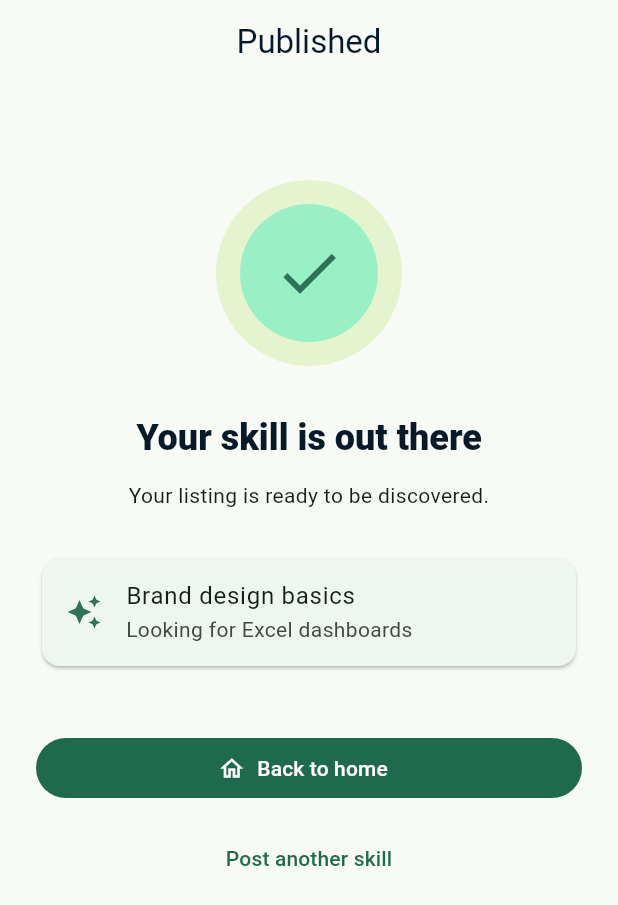
After one commit to Wajza/swe463-project, a Flutter app: the PublishedScreen screen opened directly with sample values from the repository, on a phone screen of 412 x 824 dp. The commit adds this screen. Shown: the top 905 px of the screen. Run offline on Flutter 3.47's test engine with Material 3 defaults, Android fonts, the phone set to English and light mode, and no system bars; Roboto replaces fonts that are missing (Arial).

Commit message:
Connect skill publishing to shared listings and Home

```diff
--- /dev/null
+++ b/souq_skills/lib/app_providers.dart
@@ -0,0 +1,25 @@
+import 'package:flutter/widgets.dart';
+import 'package:provider/provider.dart';
+
+import 'providers/listing_provider.dart';
+import 'providers/profile_provider.dart';
+
+class SouqSkillsProviders extends StatelessWidget {
+  const SouqSkillsProviders({
+    super.key,
+    required this.child,
+  });
+
+  final Widget child;
+
+  @override
+  Widget build(BuildContext context) {
+    return MultiProvider(
+      providers: [
+        ChangeNotifierProvider(create: (_) => ProfileProvider()),
+        ChangeNotifierProvider(create: (_) => ListingProvider()),
+      ],
+      child: child,
+    );
+  }
+}
--- a/souq_skills/lib/models/skill_listing.dart
+++ b/souq_skills/lib/models/skill_listing.dart
@@ -8,6 +8,9 @@ class SkillListing {
     required this.distance,
     required this.rating,
     this.id = '',
+    this.ownerId = '',
+    this.onlineOnly = false,
+    this.womenOnly = false,
     this.description = '',
     this.location = '',
     this.availability = '',
@@ -25,6 +28,9 @@ class SkillListing {
   final String distance;
   final double rating;
   final String id;
+  final String ownerId;
+  final bool onlineOnly;
+  final bool womenOnly;
   final String description;
   final String location;
   final String availability;
--- /dev/null
+++ b/souq_skills/lib/providers/listing_provider.dart
@@ -0,0 +1,62 @@
+import 'package:flutter/foundation.dart';
+
+import '../data/demo_listings.dart';
+import '../models/skill_listing.dart';
+import '../models/user_profile.dart';
+
+class ListingProvider extends ChangeNotifier {
+  // Temporary frontend state; replace with repository integration later.
+  final List<SkillListing> _listings = [...demoListings];
+  int _sequence = 0;
+
+  List<SkillListing> get listings => List.unmodifiable(_listings);
+
+  List<SkillListing> ownedBy(String userId) {
+    return List.unmodifiable(
+      _listings.where((listing) => listing.ownerId == userId),
+    );
+  }
+
+  SkillListing publish({
+    required UserProfile owner,
+    required String offered,
+    required String wanted,
+    required String category,
+    required String description,
+    required String location,
+    required String availability,
+    required bool onlineOnly,
+    required bool womenOnly,
+  }) {
+    if (offered.trim().isEmpty ||
+        wanted.trim().isEmpty ||
+        category.trim().isEmpty ||
+        description.trim().isEmpty ||
+        availability.trim().isEmpty ||
+        (!onlineOnly && location.trim().isEmpty)) {
+      throw ArgumentError('Please complete the required listing details.');
+    }
+
+    final listing = SkillListing(
+      id: 'local-${DateTime.now().microsecondsSinceEpoch}-${_sequence++}',
+      ownerId: owner.id,
+      title: offered.trim(),
+      owner: owner.shownName,
+      category: category.trim(),
+      offers: offered.trim(),
+      wants: wanted.trim(),
+      distance: '',
+      rating: 0,
+      description: description.trim(),
+      location: onlineOnly ? '' : location.trim(),
+      availability: availability.trim(),
+      onlineOnly: onlineOnly,
+      womenOnly: womenOnly,
+      isVerified: owner.phoneVerified,
+    );
+
+    _listings.insert(0, listing);
+    notifyListeners();
+    return listing;
+  }
+}
--- a/souq_skills/lib/screens/home/home_screens.dart
+++ b/souq_skills/lib/screens/home/home_screens.dart
@@ -3,7 +3,8 @@ import 'package:flutter/material.dart';
 import '../../main.dart';
 import '../listings/listing_screens.dart';
 import '../safety/safety_screens.dart';
-import '../../data/demo_listings.dart';
+import 'package:provider/provider.dart';
+import '../../providers/listing_provider.dart';
 import '../../widgets/souq_widgets.dart';
 
 class HomeScreen extends StatelessWidget {
@@ -125,13 +126,13 @@ class HomeScreen extends StatelessWidget {
             mainAxisAlignment: MainAxisAlignment.spaceBetween,
             children: [
               Text(
-                'Skills in Riyadh',
+                'Discover skills',
                 style: Theme.of(context).textTheme.headlineSmall,
               ),
               const Chip(label: Text('Nearest first')),
             ],
           ),
-          for (final listing in demoListings)
+          for (final listing in context.watch<ListingProvider>().listings)
             SkillListingCard(
               listing: listing,
               accentColor: listing.category == 'Languages'
--- a/souq_skills/lib/screens/listings/listing_screens.dart
+++ b/souq_skills/lib/screens/listings/listing_screens.dart
@@ -174,9 +174,13 @@ class ListingDetailScreen extends StatelessWidget {
                       _ListingInfo(
                         icon: Icons.location_on_outlined,
                         label: 'LOCATION',
-                        value: listing.location.isEmpty
-                            ? 'Not specified'
-                            : '${listing.location} · ${listing.distance} km',
+                        value: listing.onlineOnly
+                            ? 'Online only'
+                            : listing.location.isEmpty
+                                ? 'Not specified'
+                                : listing.distance.isEmpty
+                                    ? listing.location
+                                    : '${listing.location} · ${listing.distance} km',
                       ),
                       _ListingInfo(
                         icon: Icons.calendar_today_outlined,
--- /dev/null
+++ b/souq_skills/lib/screens/listings/post_skill/published_screen.dart
@@ -0,0 +1,93 @@
+import 'package:flutter/material.dart';
+
+import '../../../main.dart';
+import '../../../models/skill_listing.dart';
+
+class PublishedScreen extends StatelessWidget {
+  const PublishedScreen({
+    super.key,
+    required this.listing,
+  });
+
+  final SkillListing listing;
+
+  void _openTab(BuildContext context, int index) {
+    Navigator.of(context).pushAndRemoveUntil(
+      MaterialPageRoute<void>(
+        builder: (_) => MainShell(initialIndex: index),
+      ),
+      (_) => false,
+    );
+  }
+
+  @override
+  Widget build(BuildContext context) {
+    return Scaffold(
+      appBar: AppBar(
+        automaticallyImplyLeading: false,
+        title: const Text('Published'),
+        centerTitle: true,
+      ),
+      body: SingleChildScrollView(
+        padding: const EdgeInsets.all(24),
+        child: Center(
+          child: ConstrainedBox(
+            constraints: const BoxConstraints(maxWidth: 600),
+            child: Column(
+              crossAxisAlignment: CrossAxisAlignment.stretch,
+              children: [
+                const SizedBox(height: 40),
+                const CircleAvatar(
+                  radius: 62,
+                  backgroundColor: Color(0xFFE5F4CF),
+                  child: CircleAvatar(
+                    radius: 46,
+                    backgroundColor: souqMint,
+                    child: Icon(
+                      Icons.check,
+                      size: 48,
+                      color: souqGreen,
+                    ),
+                  ),
+                ),
+                const SizedBox(height: 32),
+                Text(
+                  'Your skill is out there',
+                  textAlign: TextAlign.center,
+                  style: Theme.of(context).textTheme.headlineSmall,
+                ),
+                const SizedBox(height: 12),
+                const Text(
+                  'Your listing is ready to be discovered.',
+                  textAlign: TextAlign.center,
+                ),
+                const SizedBox(height: 28),
+                Card(
+                  child: ListTile(
+                    leading: const Icon(
+                      Icons.auto_awesome,
+                      color: souqGreen,
+                    ),
+                    title: Text(listing.title),
+                    subtitle: Text('Looking for ${listing.wants}'),
+                  ),
+                ),
+                const SizedBox(height: 40),
+                FilledButton.icon(
+                  onPressed: () => _openTab(context, 0),
+                  icon: const Icon(Icons.home_outlined),
+                  label: const Text('Back to home'),
+                ),
+                const SizedBox(height: 12),
+                TextButton(
+                  onPressed: () => _openTab(context, 2),
+                  child: const Text('Post another skill'),
+                ),
+              ],
+            ),
+          ),
+        ),
+      ),
+    );
+  }
+}
--- a/souq_skills/lib/widgets/souq_widgets.dart
+++ b/souq_skills/lib/widgets/souq_widgets.dart
@@ -164,13 +164,19 @@ class SkillListingCard extends StatelessWidget {
                         horizontal: 10,
                         vertical: 5,
                       ),
-                      child: Text('${listing.distance}  km'),
+                      child: Text(
+                        listing.onlineOnly
+                            ? 'Online'
+                            : listing.distance.isEmpty
+                                ? 'In person'
+                                : '${listing.distance} km',
+                      ),
                     ),
                   ),
                   const Spacer(),
                   Center(
                     child: Text(
-                      listing.offers.substring(0, 1),
+                      listing.offers.isEmpty ? '?' : listing.offers.substring(0, 1),
                       style: const TextStyle(
                         color: souqNavy,
                         fontSize: 42,
@@ -193,7 +199,7 @@ class SkillListingCard extends StatelessWidget {
                           radius: 17,
                           backgroundColor: souqGreen,
                           child: Text(
-                            listing.owner.substring(0, 2).toUpperCase(),
+                            listing.ownerInitials,
                             style: const TextStyle(
                               color: Colors.white,
                               fontSize: 11,
```
Also changed, not shown: souq_skills/lib/main.dart (+2 -6 lines), souq_skills/lib/screens/listings/post_skill/post_skill_screens.dart (+32 -3 lines), 1 other file.
